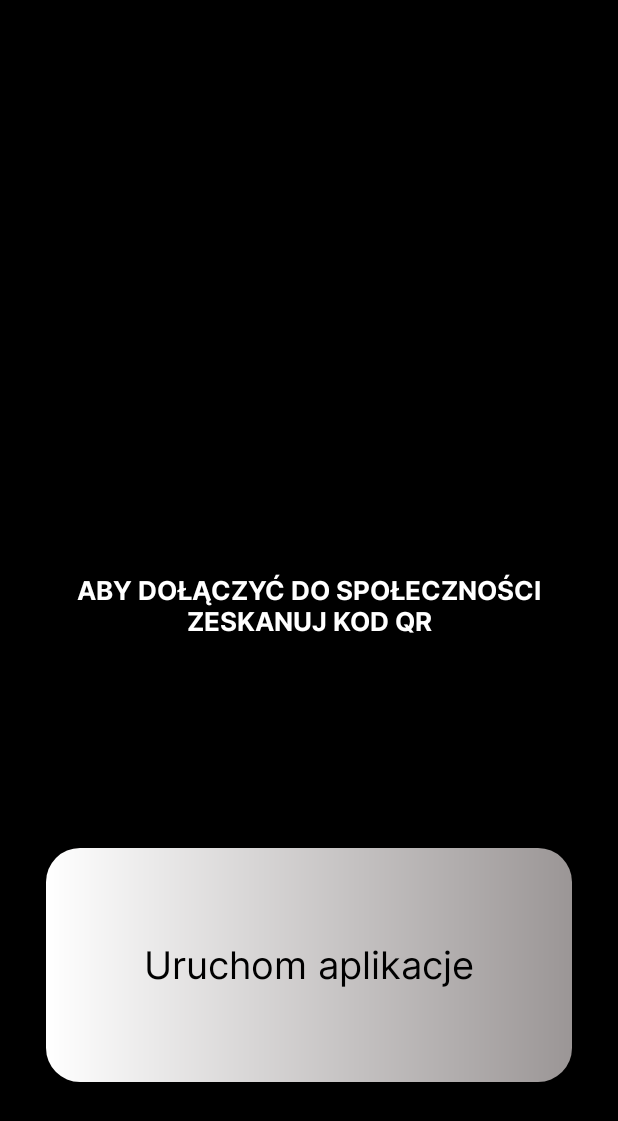
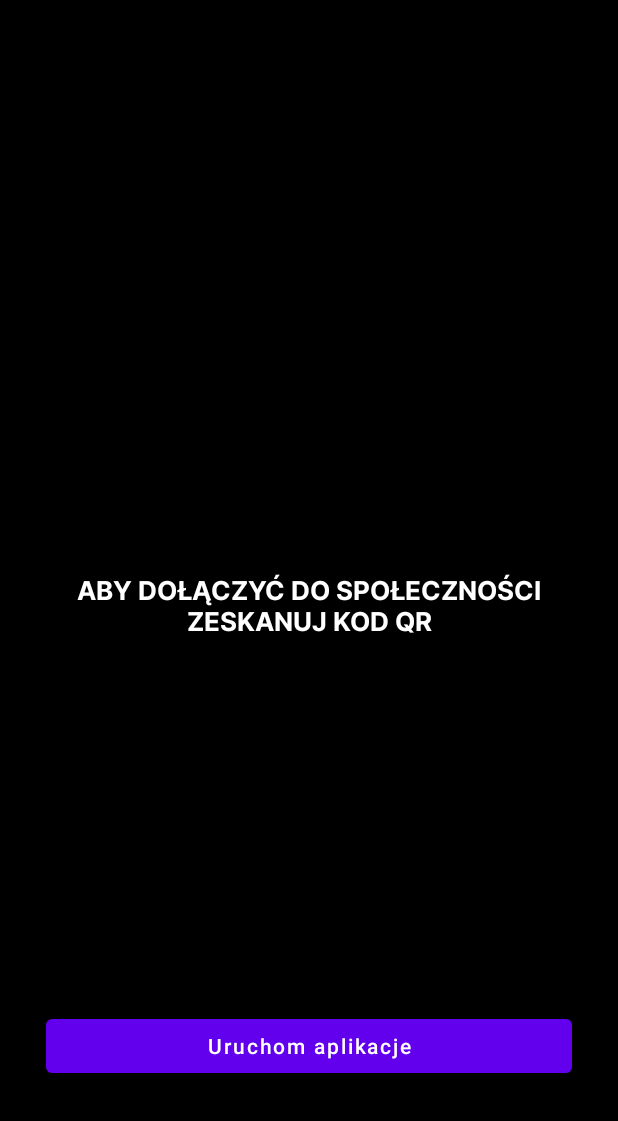
Before and after one commit to XewoniX/IllegalFamily, an Android app: the screen it shows after launch (LoginViewActivity), on a phone screen of 412 x 824 dp. Shown: the top 1121 px of the screen. Run offline under Robolectric (Android 15) with nearby library versions, the phone set to English and light mode, and no system bars; our stand-ins replace Firebase (no records; nobody signed in at launch, a user with empty details on screens opened directly), data binding; 3 statements that could not run were skipped.

Commit message:
Chyba-przeszlo

```diff
--- a/app/build.gradle
+++ b/app/build.gradle
@@ -20,8 +20,8 @@ android {
         applicationId "com.jakubsapplication.app"
         minSdkVersion 23
         targetSdkVersion 33
-        versionCode 5
-        versionName "3.2.0"
+        versionCode 8
+        versionName "3.5.0"
         testInstrumentationRunner "androidx.test.runner.AndroidJUnitRunner"
     }
     signingConfigs {
--- a/app/src/main/java/com/jakubsapplication/app/modules/loginview/ui/LoginViewActivity.kt
+++ b/app/src/main/java/com/jakubsapplication/app/modules/loginview/ui/LoginViewActivity.kt
@@ -1,29 +1,26 @@
 package com.jakubsapplication.app.modules.loginview.ui
 
 
+import android.content.Context
 import android.content.Intent
+import android.os.Bundle
+import android.view.View
+import android.view.WindowManager
+import android.widget.Button
+import androidx.activity.viewModels
+import androidx.appcompat.widget.AppCompatButton
+import com.google.android.gms.auth.api.signin.GoogleSignIn
 import com.google.android.gms.auth.api.signin.GoogleSignInOptions
 import com.google.android.gms.common.api.ApiException
 import com.google.firebase.auth.FirebaseAuth
+import com.google.firebase.auth.FirebaseUser
 import com.google.firebase.auth.GoogleAuthProvider
-import android.content.Context
-import android.os.Bundle
-import android.util.Log
-import android.view.View
-import androidx.appcompat.widget.AppCompatButton
-import android.view.WindowManager
-import android.widget.Button
-import android.widget.Toast
-import androidx.activity.viewModels
-import com.google.android.gms.auth.api.signin.GoogleSignIn
-import com.google.firebase.auth.FirebaseUser
 import com.google.firebase.firestore.FirebaseFirestore
 import com.jakubsapplication.app.R
 import com.jakubsapplication.app.appcomponents.base.BaseActivity
 import com.jakubsapplication.app.databinding.ActivityLoginViewBinding
-import com.jakubsapplication.app.modules.loginview.`data`.viewmodel.LoginViewVM
-import kotlin.String
-import kotlin.Unit
+import com.jakubsapplication.app.modules.loginview.data.viewmodel.LoginViewVM
+
 val tag = "[INFO_ID]"
 @Suppress("DEPRECATION")
 class LoginViewActivity : BaseActivity<ActivityLoginViewBinding>(R.layout.activity_login_view) {
@@ -42,7 +39,7 @@ class LoginViewActivity : BaseActivity<ActivityLoginViewBinding>(R.layout.activi
        // println("$tag" + getString(R.string.default_web_client_id))
         val mGoogleSignInClient = GoogleSignIn.getClient(this, gso)
 
-        val button = findViewById<AppCompatButton>(R.id.btnZalogujPrzezGoogle)
+        val button = findViewById<Button>(R.id.btnZalogujPrzezGoogle)
         button.setOnClickListener {
             val signInIntent = mGoogleSignInClient.signInIntent
             val user: FirebaseUser? = auth.currentUser
--- a/app/src/main/res/layout/activity_login_view.xml
+++ b/app/src/main/res/layout/activity_login_view.xml
@@ -48,28 +48,19 @@
                 android:layout_height="match_parent"
                 android:layout_gravity="start">
 
-
-                <androidx.appcompat.widget.AppCompatButton
+                <Button
                     android:id="@+id/btnZalogujPrzezGoogle"
-                    style="@style/btnWhiteRoundedOutline"
                     android:layout_width="match_parent"
-                    android:layout_height="156dp"
+                    android:layout_height="wrap_content"
                     android:layout_gravity="bottom"
                     android:layout_marginStart="@dimen/_30pxv"
                     android:layout_marginTop="@dimen/_20pxv"
                     android:layout_marginEnd="@dimen/_30pxv"
                     android:layout_marginBottom="@dimen/_100pxv"
-                    android:ellipsize="end"
                     android:gravity="center"
-                    android:paddingStart="@dimen/_30pxh"
-                    android:paddingTop="@dimen/_12pxv"
-                    android:paddingEnd="@dimen/_30pxh"
-                    android:paddingBottom="@dimen/_12pxv"
-                    android:singleLine="true"
                     android:text="@string/msg_zaloguj_przez_g"
                     android:textAllCaps="false"
-                    android:textSize="25sp"
-                    tools:text="@string/msg_zaloguj_przez_g" />
+                    />
                 <TextView
                     android:id="@+id/txtAbydoczydo"
                     style="@style/txtInterbold15"
@@ -84,7 +75,7 @@
                     android:textAllCaps="true"
                     android:visibility="visible"
                     tools:ignore="TextSizeCheck"
-                    tools:text="@string/msg_aby_do_czy_do" />
+                    />
             </FrameLayout>
         </FrameLayout>
     </FrameLayout>
--- a/app/src/main/res/values/styles.xml
+++ b/app/src/main/res/values/styles.xml
@@ -86,7 +86,7 @@
         <item name="android:background">@drawable/rectangle_gradient_s_orange_400_e_cyan_a202_radius_20</item>
     </style>
     <style name="btnWhiteRoundedOutline">
-        <item name="android:textSize">@dimen/_16pxh</item>
+        <item name="android:textSize">@dimen/_25sp</item>
         <item name="android:textColor">#000000</item>
         <item name="android:fontFamily">@font/inter</item>
         <item name="android:textFontWeight" tools:targetApi="p">400</item>
```
Also changed, not shown: 3 other files.
